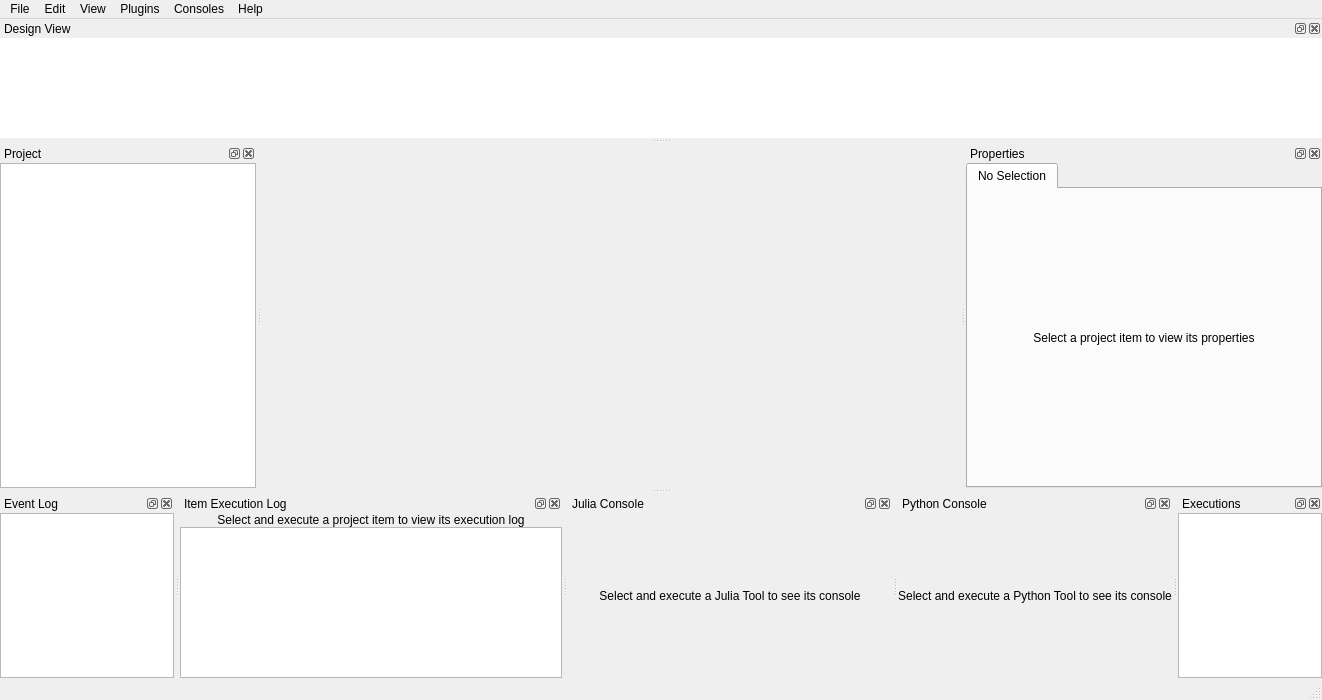
Qt form spinetoolbox/ui/mainwindow.ui (spine-tools/Spine-Toolbox) before a commit.
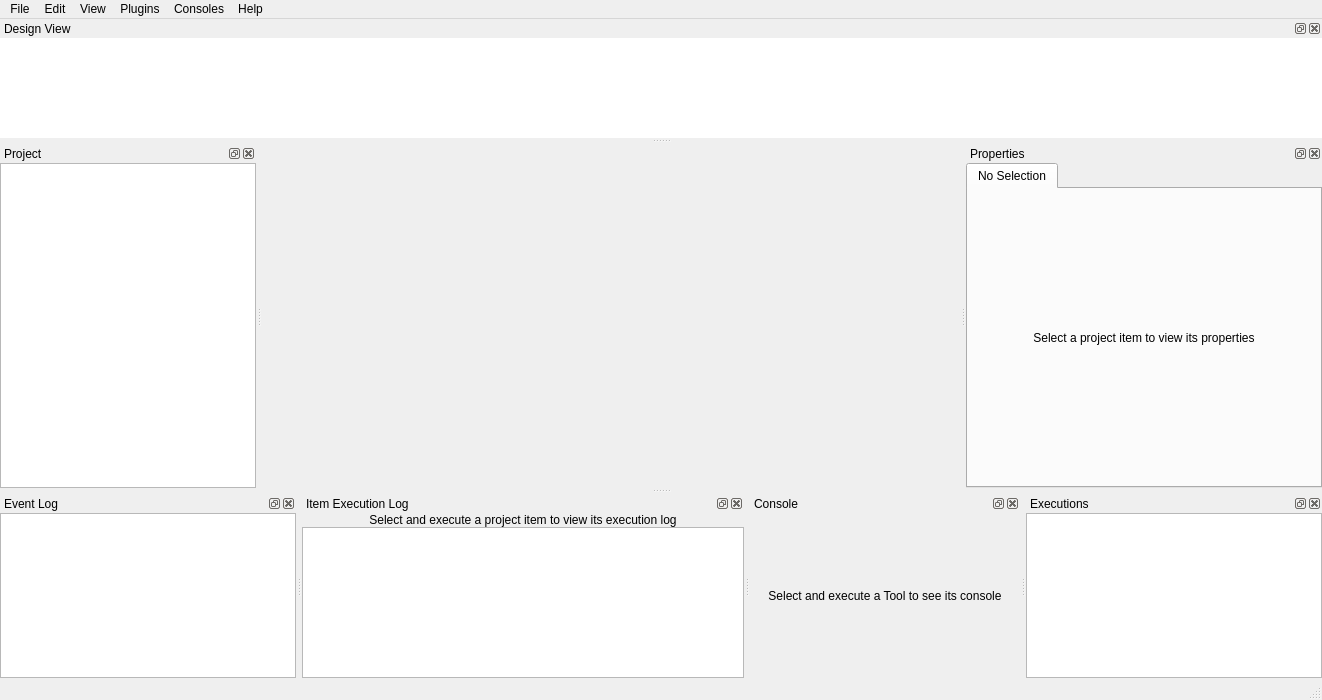
The same form after that commit. Icons and pictures are not drawn. Custom widgets are drawn as their Qt base class.

Commit message:
Merge python and julia console API and UI
Re Spine-project/Spine-Toolbox#1391

What changed in the file:
```diff
--- a/spinetoolbox/ui/mainwindow.ui
+++ b/spinetoolbox/ui/mainwindow.ui
@@ -358,52 +358,6 @@
     </layout>
    </widget>
   </widget>
-  <widget class="QDockWidget" name="dockWidget_julia_console">
-   <property name="minimumSize">
-    <size>
-     <width>324</width>
-     <height>80</height>
-    </size>
-   </property>
-   <property name="windowTitle">
-    <string>Julia Console</string>
-   </property>
-   <attribute name="dockWidgetArea">
-    <number>8</number>
-   </attribute>
-   <widget class="QWidget" name="dockWidgetContents_julia_console">
-    <layout class="QVBoxLayout" name="verticalLayout_9">
-     <property name="spacing">
-      <number>0</number>
-     </property>
-     <property name="leftMargin">
-      <number>0</number>
-     </property>
-     <property name="topMargin">
-      <number>0</number>
-     </property>
-     <property name="rightMargin">
-      <number>0</number>
-     </property>
-     <property name="bottomMargin">
-      <number>0</number>
-     </property>
-     <item>
-      <widget class="QLabel" name="label_no_julia_console">
-       <property name="contextMenuPolicy">
-        <enum>Qt::DefaultContextMenu</enum>
-       </property>
-       <property name="text">
-        <string>Select and execute a Julia Tool to see its console</string>
-       </property>
-       <property name="alignment">
-        <set>Qt::AlignCenter</set>
-       </property>
-      </widget>
-     </item>
-    </layout>
-   </widget>
-  </widget>
   <widget class="QDockWidget" name="dockWidget_project">
    <property name="minimumSize">
     <size>
@@ -479,7 +433,7 @@
     <set>QDockWidget::AllDockWidgetFeatures</set>
    </property>
    <property name="windowTitle">
-    <string>Python Console</string>
+    <string>Console</string>
    </property>
    <attribute name="dockWidgetArea">
     <number>8</number>
@@ -507,7 +461,7 @@
         <enum>Qt::DefaultContextMenu</enum>
        </property>
        <property name="text">
-        <string>Select and execute a Python Tool to see its console</string>
+        <string>Select and execute a Tool to see its console</string>
        </property>
        <property name="alignment">
         <set>Qt::AlignCenter</set>
```
Left out of the diff: 8 changed lines with no effect on the pictures. The commit also changes 5 other files.
